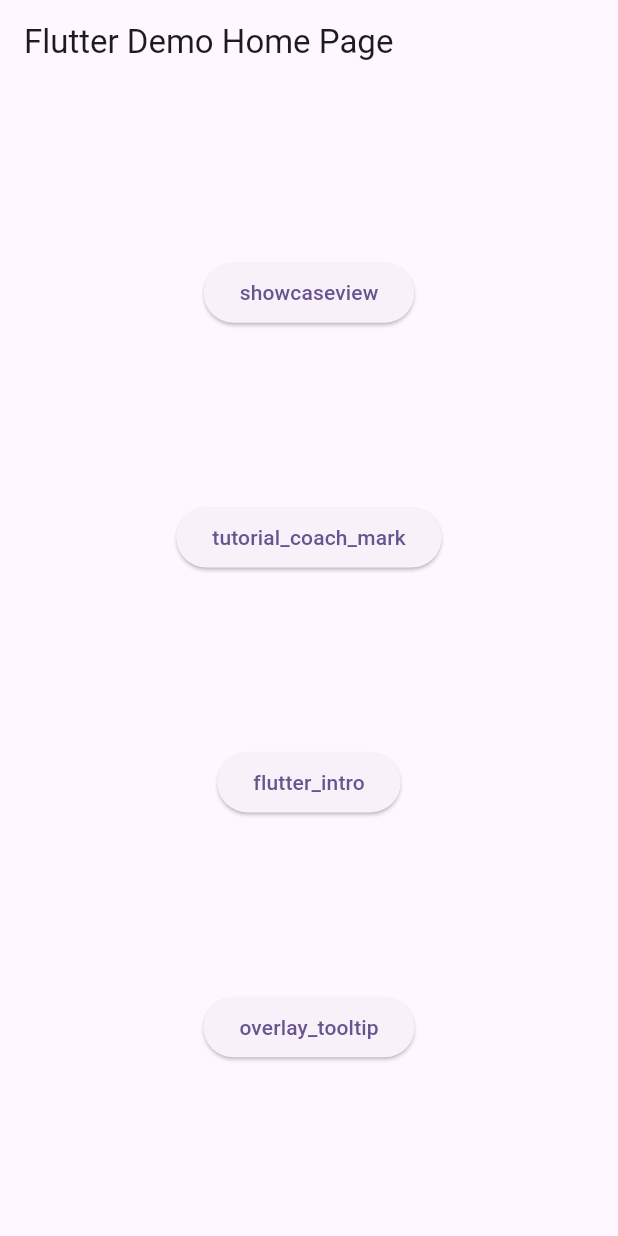
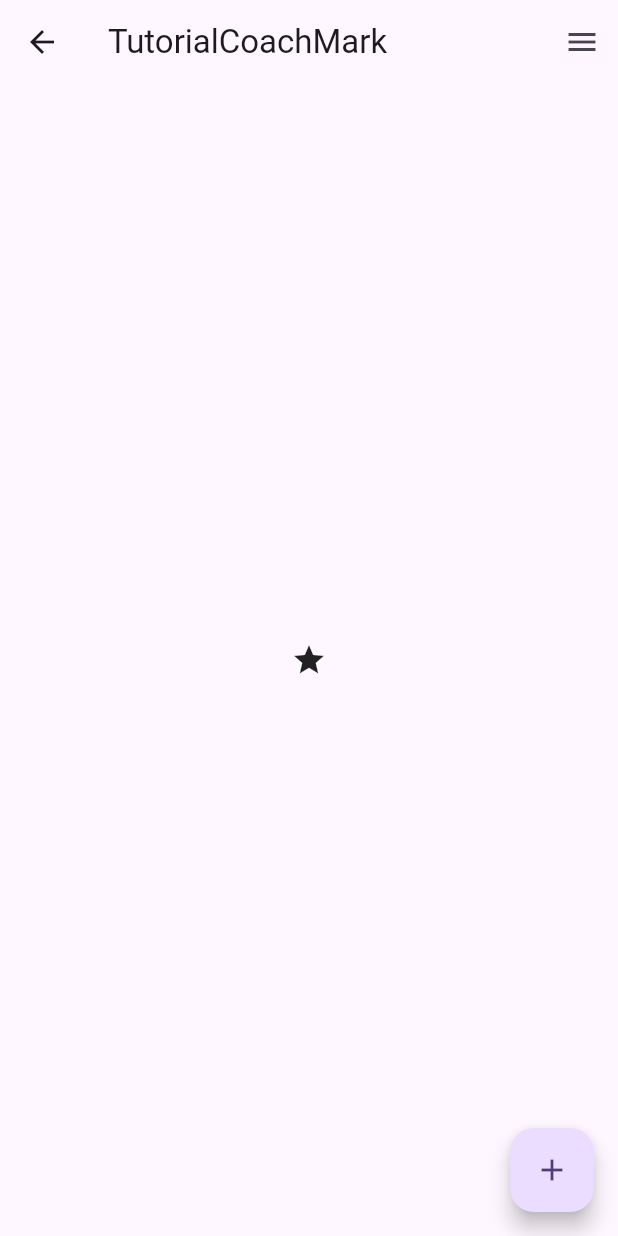
Before and after one commit to kurogoma-flutter/coach_mark_samples, a Flutter app: the screen it shows after launch, after a tap on "tutorial_coach_mark", on a phone screen of 412 x 824 dp. Run offline on Flutter 3.47's test engine with Material 2 defaults, Android fonts, the phone set to English and light mode, and no system bars; our stand-ins replace bubble, showcaseview; missing offline and left inert: tutorial_coach_mark.

Commit message:
tutorial_coach_markサンプル

```diff
--- a/lib/main.dart
+++ b/lib/main.dart
@@ -1,4 +1,5 @@
 import 'package:coach_mark_samples/showcaseview_page.dart';
+import 'package:coach_mark_samples/tutorial_coach_mark_page.dart';
 import 'package:flutter/material.dart';
 import 'package:showcaseview/showcaseview.dart';
 
@@ -58,7 +59,13 @@
               child: const Text('showcaseview'),
             ),
             ElevatedButton(
-              onPressed: () {},
+              onPressed: () {
+                Navigator.of(context).push(
+                  MaterialPageRoute(
+                    builder: (context) => const TutorialCoachMarkPage(),
+                  ),
+                );
+              },
               child: const Text('tutorial_coach_mark'),
             ),
             ElevatedButton(
--- a/lib/showcaseview_page.dart
+++ b/lib/showcaseview_page.dart
@@ -36,7 +36,10 @@
             width: 150,
             nip: BubbleNip.rightTop,
             position: TooltipPosition.bottom,
-            child: const Icon(Icons.star),
+            child: IconButton(
+              onPressed: () {},
+              icon: const Icon(Icons.menu),
+            ),
           ),
         ],
       ),
@@ -53,7 +56,10 @@
         width: 160,
         message: '右下のボタン',
         nip: BubbleNip.rightBottom,
-        child: const Icon(Icons.star),
+        child: FloatingActionButton(
+          onPressed: () {},
+          child: const Icon(Icons.add),
+        ),
       ),
     );
   }
@@ -107,12 +113,12 @@
 // return Scaffold(
 //       appBar: AppBar(
 //         title: const Text('Showcaseview'),
-//         actions: [
-//           IconButton(
-//             onPressed: () {},
-//             icon: const Icon(Icons.menu),
-//           ),
-//         ],
+        // actions: [
+        //   IconButton(
+        //     onPressed: () {},
+        //     icon: const Icon(Icons.menu),
+        //   ),
+        // ],
 //       ),
 //       body: const Center(
 //         child: Icon(Icons.star),
--- /dev/null
+++ b/lib/tutorial_coach_mark_page.dart
@@ -0,0 +1,143 @@
+import 'package:flutter/material.dart';
+import 'package:tutorial_coach_mark/tutorial_coach_mark.dart';
+
+final GlobalKey _one = GlobalKey();
+final GlobalKey _two = GlobalKey();
+final GlobalKey _three = GlobalKey();
+
+class TutorialCoachMarkPage extends StatefulWidget {
+  const TutorialCoachMarkPage({super.key});
+
+  @override
+  State<TutorialCoachMarkPage> createState() => _TutorialCoachMarkPageState();
+}
+
+class _TutorialCoachMarkPageState extends State<TutorialCoachMarkPage> {
+  late TutorialCoachMark tutorialCoachMark;
+
+  @override
+  void initState() {
+    WidgetsBinding.instance.addPostFrameCallback((_) {
+      showTutorial(context);
+    });
+    super.initState();
+  }
+
+  void showTutorial(BuildContext context) {
+    tutorialCoachMark = TutorialCoachMark(
+      targets: targets,
+      textSkip: "SKIP",
+      alignSkip: Alignment.bottomCenter,
+      paddingFocus: 10,
+      opacityShadow: 0.8,
+      pulseEnable: false,
+      focusAnimationDuration: const Duration(milliseconds: 300),
+      unFocusAnimationDuration: const Duration(milliseconds: 300),
+      onClickTarget: (target) {
+        print('onClickTarget');
+      },
+      onClickOverlay: (target) {
+        print('onClickOverlay');
+        // 次へ
+        tutorialCoachMark.next();
+      },
+      onFinish: () {
+        print('onFinish');
+      },
+      onSkip: () {},
+    );
+    tutorialCoachMark.show(context: context);
+  }
+
+  @override
+  Widget build(BuildContext context) {
+    return Scaffold(
+      appBar: AppBar(
+        title: const Text('TutorialCoachMark'),
+        actions: [
+          SizedBox(
+            key: _one,
+            child: IconButton(
+              onPressed: () {},
+              icon: const Icon(Icons.menu),
+            ),
+          ),
+        ],
+      ),
+      body: Center(
+        child: SizedBox(
+          key: _two,
+          child: const Icon(
+            Icons.star,
+          ),
+        ),
+      ),
+      floatingActionButton: FloatingActionButton(
+        key: _three,
+        onPressed: () {},
+        child: const Icon(Icons.add),
+      ),
+    );
+  }
+}
+
+final List<TargetFocus> targets = [
+  TargetFocus(
+    identify: "Target 1",
+    keyTarget: _one,
+    enableOverlayTab: true,
+    contents: [
+      TargetContent(
+        child: const Text(
+          "サンプルテキスト",
+          style: TextStyle(
+            color: Colors.white,
+            fontWeight: FontWeight.bold,
+            fontSize: 20,
+          ),
+        ),
+      )
+    ],
+    shape: ShapeLightFocus.Circle,
+  ),
+  TargetFocus(
+    keyTarget: _two,
+    identify: "target 2",
+    enableOverlayTab: true,
+    contents: [
+      TargetContent(
+        customPosition: CustomTargetContentPosition(
+          bottom: 100,
+          left: 200,
+        ),
+        child: const Text(
+          "真ん中のボタン",
+          style: TextStyle(
+            color: Colors.white,
+            fontWeight: FontWeight.bold,
+            fontSize: 20,
+          ),
+        ),
+        align: ContentAlign.top,
+      ),
+    ],
+  ),
+  TargetFocus(
+    keyTarget: _three,
+    identify: "target 3",
+    enableOverlayTab: true,
+    contents: [
+      TargetContent(
+        child: const Text(
+          "左下のボタン",
+          style: TextStyle(
+            color: Colors.white,
+            fontWeight: FontWeight.bold,
+            fontSize: 20,
+          ),
+        ),
+        align: ContentAlign.left,
+      ),
+    ],
+  ),
+];
--- a/pubspec.yaml
+++ b/pubspec.yaml
@@ -37,6 +37,7 @@
   cupertino_icons: ^1.0.2
   showcaseview: ^2.0.3
   bubble: ^1.2.1
+  tutorial_coach_mark: ^1.2.9
 
 dev_dependencies:
   flutter_test:
```
Also changed, not shown: pubspec.lock.
